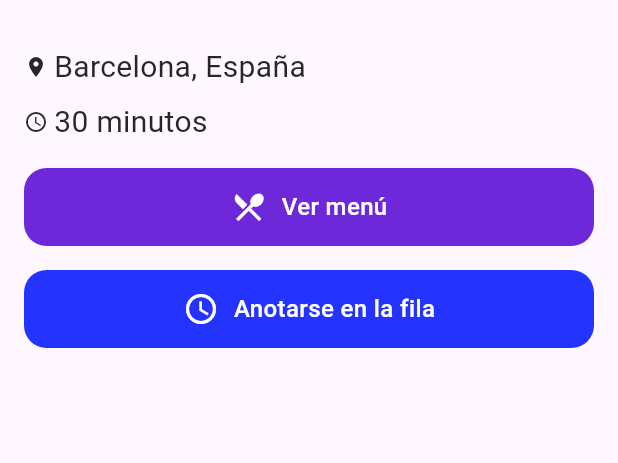
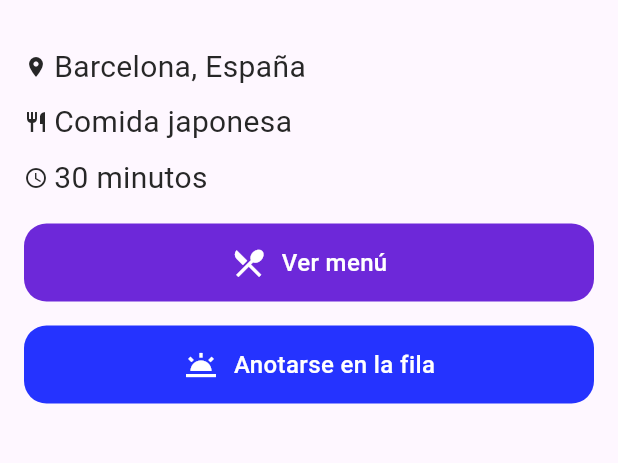
Before and after one commit to robrodriguez99/smart-pager-mobile, a Flutter app: the RestaurantScreen screen opened by its route, on a phone screen of 412 x 824 dp, the part 408-871 px from its top. Run offline on Flutter 3.47's test engine with Material 3 defaults, Android fonts, the light colour scheme and no system bars; our stand-ins replace flutter_riverpod, go_router, google_fonts, intl_phone_number_input, smooth_page_indicator; missing offline and left inert: advance_pdf_viewer.

Commit message:
added category restaurant page

```diff
--- a/smart_pager/lib/screens/restaurant_screen.dart
+++ b/smart_pager/lib/screens/restaurant_screen.dart
@@ -65,6 +65,22 @@ class _RestaurantScreenState extends State<RestaurantScreen> {
               const Row(
                 children: [
                   Icon(
+                    Icons.restaurant,
+                    color: SPColors.activeBlack,
+                    size: 16,
+                  ),
+                  SizedBox(width: 4),
+                  CustomText(
+                    text: 'Comida japonesa',
+                    fontSize: 20,
+                    color: SPColors.activeBlack,
+                  ),
+                ],
+              ),
+              const SizedBox(height: 8),
+              const Row(
+                children: [
+                  Icon(
                     Icons.access_time,
                     color: SPColors.activeBlack,
                     size: 16,
@@ -88,7 +104,7 @@ class _RestaurantScreenState extends State<RestaurantScreen> {
               ),
               const SizedBox(height: 16),
               const GradientButton(
-                icon: Icons.access_time,
+                icon: Icons.wb_twilight,
                 text: "Anotarse en la fila",
                 gradientColors: [SPColors.secondary, SPColors.secondary],
               )
```
